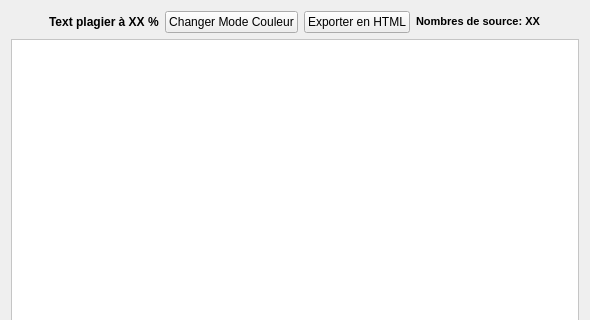
Qt form Prototypes/AntiPlagia/src/Antiplagia/Formulaires/resultat.ui (Lorette/Antiplagiat) before a commit; both pictures show x 0 to 590 and y 0 to 320 of the 590 by 466 pixel window.
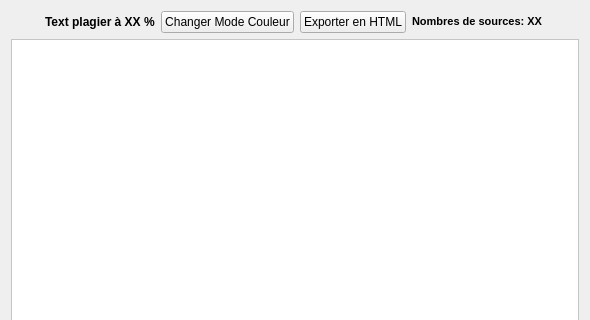
The same form after that commit. Icons and pictures are not drawn.

```diff
--- a/Prototypes/AntiPlagia/src/Antiplagia/Formulaires/resultat.ui
+++ b/Prototypes/AntiPlagia/src/Antiplagia/Formulaires/resultat.ui
@@ -86,7 +86,7 @@
 &lt;html&gt;&lt;head&gt;&lt;meta name=&quot;qrichtext&quot; content=&quot;1&quot; /&gt;&lt;style type=&quot;text/css&quot;&gt;
 p, li { white-space: pre-wrap; }
 &lt;/style&gt;&lt;/head&gt;&lt;body style=&quot; font-family:'MS Shell Dlg 2'; font-size:8.25pt; font-weight:400; font-style:normal;&quot;&gt;
-&lt;p style=&quot; margin-top:0px; margin-bottom:0px; margin-left:0px; margin-right:0px; -qt-block-indent:0; text-indent:0px;&quot;&gt;&lt;span style=&quot; font-size:8pt; font-weight:600;&quot;&gt;Nombres de source: XX&lt;/span&gt;&lt;/p&gt;&lt;/body&gt;&lt;/html&gt;</string>
+&lt;p style=&quot; margin-top:0px; margin-bottom:0px; margin-left:0px; margin-right:0px; -qt-block-indent:0; text-indent:0px;&quot;&gt;&lt;span style=&quot; font-size:8pt; font-weight:600;&quot;&gt;Nombres de sources: XX&lt;/span&gt;&lt;/p&gt;&lt;/body&gt;&lt;/html&gt;</string>
      </property>
     </widget>
    </item>
```
